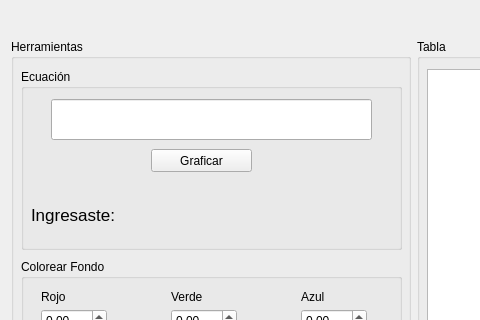
Old version of the form ui/mainwindow.ui in the repository JairFrancesco/easyGraph; both pictures show x 0 to 480 and y 82 to 402 of the 1252 by 557 pixel window.
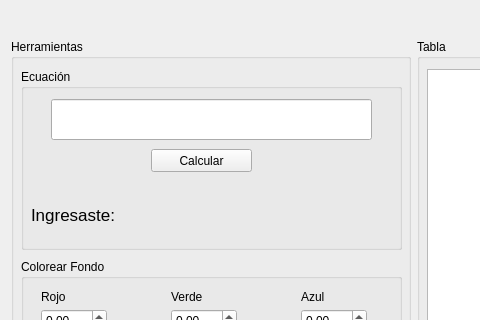
New version of the form. Icons and pictures are not drawn. Custom widgets are drawn as their Qt base class.

Commit message: Now graph the negative side

Diff of the .ui file:
```diff
--- a/ui/mainwindow.ui
+++ b/ui/mainwindow.ui
@@ -236,7 +236,7 @@
          </rect>
         </property>
         <property name="text">
-         <string>Graficar</string>
+         <string>Calcular</string>
         </property>
        </widget>
        <widget class="QLabel" name="label_4">
```
The commit also changes 1 other file.
